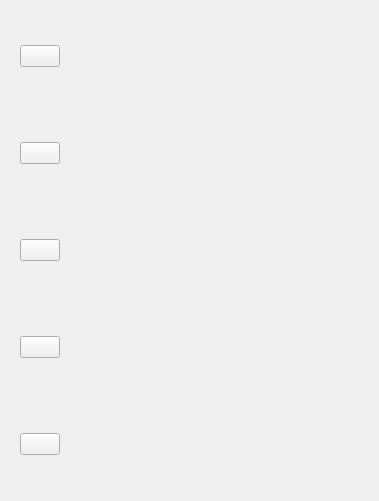
Old version of the form Ui/ImageInfoWidget/ImageInfoWidget.ui in the repository Charliechen114514/CCPixelCraft.
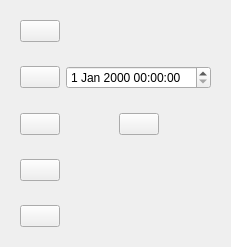
New version of the form. Icons and pictures are not drawn.

Commit message: Commit image_info browsing

Diff of the .ui file:
```diff
--- a/Ui/ImageInfoWidget/ImageInfoWidget.ui
+++ b/Ui/ImageInfoWidget/ImageInfoWidget.ui
@@ -6,8 +6,8 @@
    <rect>
     <x>0</x>
     <y>0</y>
-    <width>379</width>
-    <height>501</height>
+    <width>142</width>
+    <height>179</height>
    </rect>
   </property>
   <property name="windowTitle">
@@ -18,7 +18,7 @@
     <widget class="QWidget" name="widget_5" native="true">
      <layout class="QHBoxLayout" name="horizontalLayout_5">
       <item>
-       <widget class="QPushButton" name="display_image_name_5">
+       <widget class="QPushButton" name="display_image_name">
         <property name="sizePolicy">
          <sizepolicy hsizetype="Fixed" vsizetype="Fixed">
           <horstretch>0</horstretch>
@@ -39,6 +39,9 @@
         <property name="text">
          <string/>
         </property>
+        <property name="wordWrap">
+         <bool>true</bool>
+        </property>
        </widget>
       </item>
      </layout>
@@ -65,11 +68,7 @@
        </widget>
       </item>
       <item>
-       <widget class="QLabel" name="label_4">
-        <property name="text">
-         <string/>
-        </property>
-       </widget>
+       <widget class="QDateTimeEdit" name="image_birth_dateTime"/>
       </item>
      </layout>
     </widget>
@@ -78,7 +77,7 @@
     <widget class="QWidget" name="widget" native="true">
      <layout class="QHBoxLayout" name="horizontalLayout">
       <item>
-       <widget class="QPushButton" name="display_image_name">
+       <widget class="QPushButton" name="display_image_dpix">
         <property name="sizePolicy">
          <sizepolicy hsizetype="Fixed" vsizetype="Fixed">
           <horstretch>0</horstretch>
@@ -98,6 +97,39 @@
        <widget class="QLabel" name="label">
         <property name="text">
          <string/>
+        </property>
+        <property name="wordWrap">
+         <bool>true</bool>
+        </property>
+       </widget>
+      </item>
+      <item>
+       <widget class="QPushButton" name="display_image_dpiy">
+        <property name="sizePolicy">
+         <sizepolicy hsizetype="Fixed" vsizetype="Fixed">
+          <horstretch>0</horstretch>
+          <verstretch>0</verstretch>
+         </sizepolicy>
+        </property>
+        <property name="text">
+         <string/>
+        </property>
+        <property name="icon">
+         <iconset resource="../../Sources/sources.qrc">
+          <normaloff>:/icons/imageinfo/icons/image_info_widget/image_dpi.png</normaloff>:/icons/imageinfo/icons/image_info_widget/image_dpi.png</iconset>
+        </property>
+        <property name="flat">
+         <bool>false</bool>
+        </property>
+       </widget>
+      </item>
+      <item>
+       <widget class="QLabel" name="label_image_date_dpiy">
+        <property name="text">
+         <string/>
+        </property>
+        <property name="wordWrap">
+         <bool>true</bool>
         </property>
        </widget>
       </item>
@@ -129,6 +161,9 @@
         <property name="text">
          <string/>
         </property>
+        <property name="wordWrap">
+         <bool>true</bool>
+        </property>
        </widget>
       </item>
      </layout>
@@ -159,6 +194,9 @@
         <property name="text">
          <string/>
         </property>
+        <property name="wordWrap">
+         <bool>true</bool>
+        </property>
        </widget>
       </item>
      </layout>
```
Left out of the diff: 22 changed lines with no effect on the pictures. The commit also changes 21 other files.
